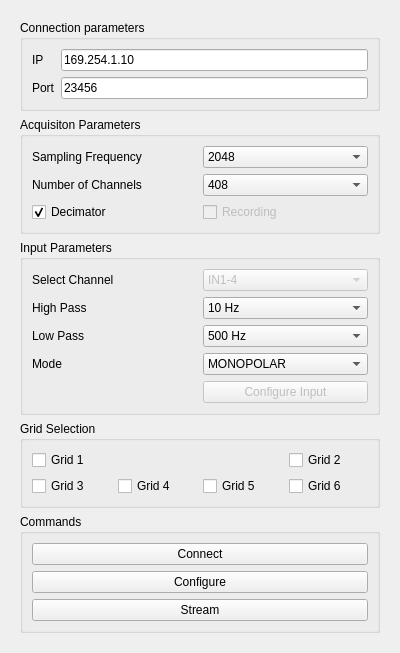
The window that biosignal_device_interface/gui/ui/otb_quattrocento_template_widget.ui (NsquaredLab/Biosignal-Device-Interface) describes before a commit, drawn with Qt 5.
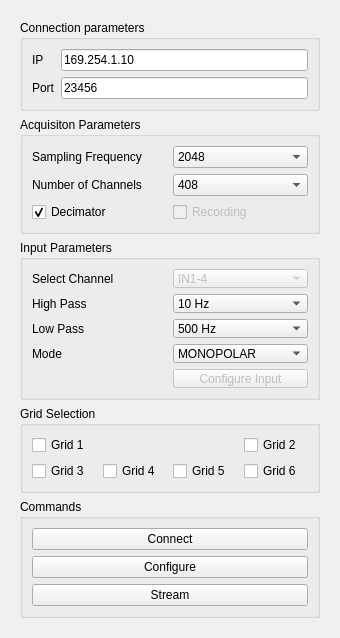
The same window after the commit.

Commit message: Standardize OTB device widget widths to 340px

The edit to the form file:
```diff
--- a/biosignal_device_interface/gui/ui/otb_quattrocento_template_widget.ui
+++ b/biosignal_device_interface/gui/ui/otb_quattrocento_template_widget.ui
@@ -6,10 +6,22 @@
    <rect>
     <x>0</x>
     <y>0</y>
-    <width>400</width>
+    <width>340</width>
     <height>638</height>
    </rect>
   </property>
+  <property name="minimumSize">
+   <size>
+    <width>0</width>
+    <height>550</height>
+   </size>
+  </property>
+  <property name="maximumSize">
+   <size>
+    <width>340</width>
+    <height>16777215</height>
+   </size>
+  </property>
   <property name="windowTitle">
    <string>Form</string>
   </property>
```
The commit also changes 7 other files.
